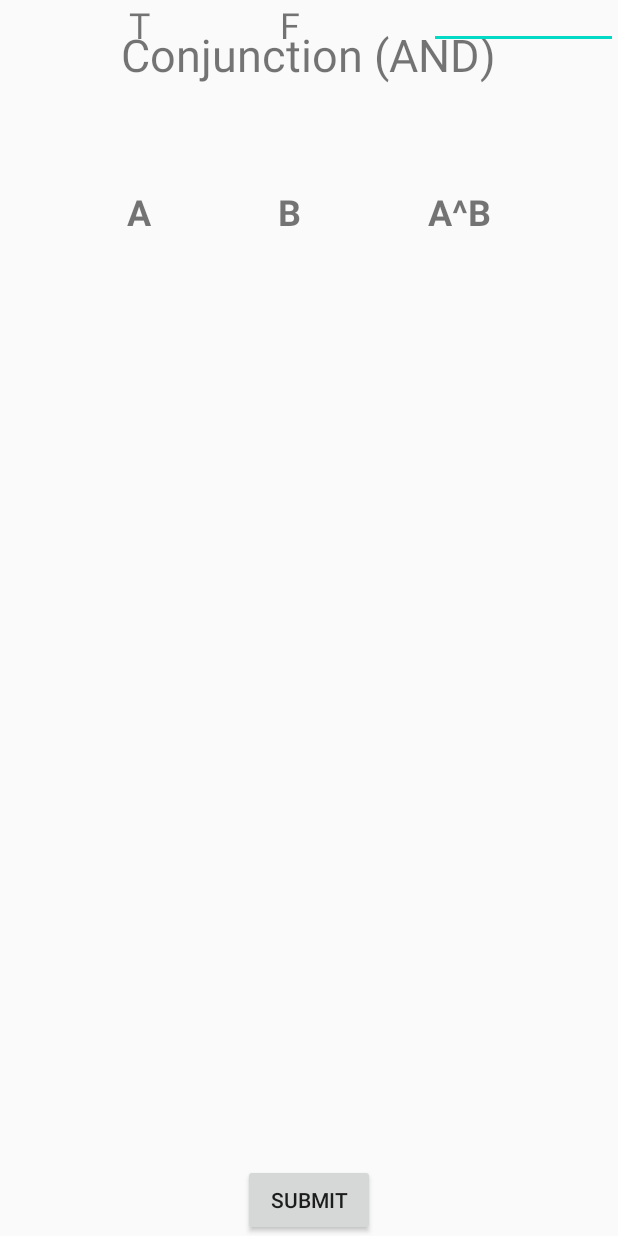
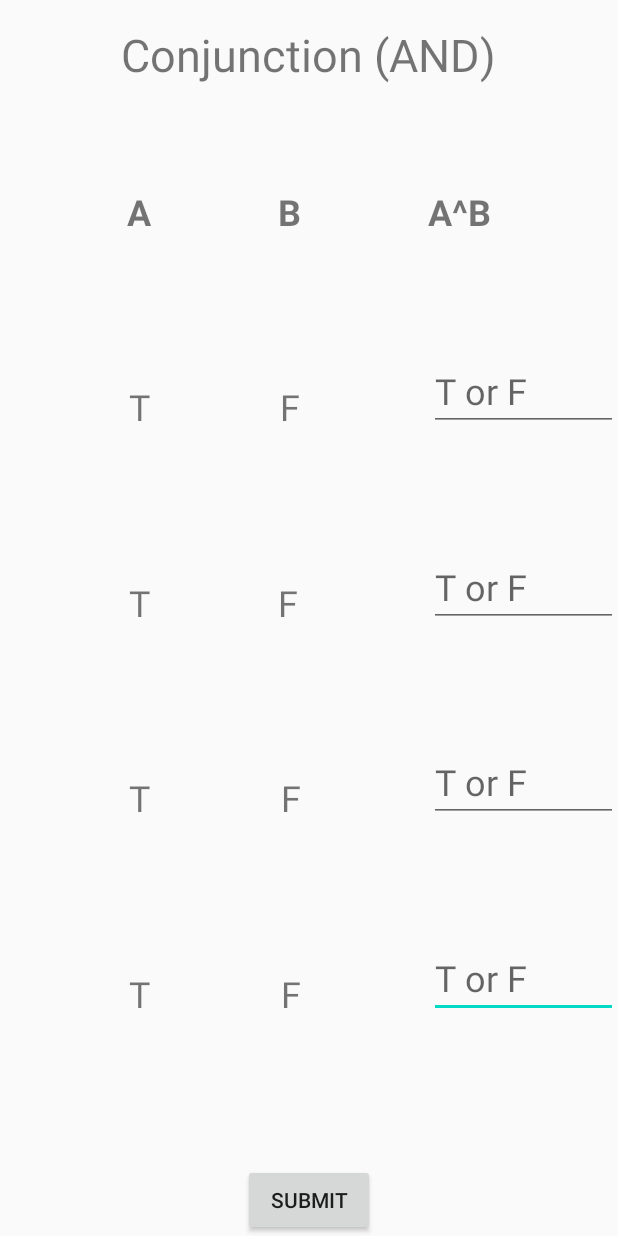
Before and after one commit to DenddyRizky/MadLevel1Task2, an Android app: the layout activity_conjunction.xml on its own in the app's theme, with its tools: preview values and no code run, on a phone screen of 412 x 824 dp. Run offline under Robolectric (Android 15) with nearby library versions, the phone set to English and light mode, and no system bars.

Commit message:
The layout is finished

```diff
--- a/app/src/main/java/com/example/madlevel1task2/ConjunctionActivity.kt
+++ b/app/src/main/java/com/example/madlevel1task2/ConjunctionActivity.kt
@@ -13,4 +13,6 @@ class ConjunctionActivity : AppCompatActivity() {
         binding = ActivityConjunctionBinding.inflate(layoutInflater)
         setContentView(binding.root)
     }
+
+
 }
--- a/app/src/main/res/layout/activity_conjunction.xml
+++ b/app/src/main/res/layout/activity_conjunction.xml
@@ -5,6 +5,105 @@
     android:layout_width="match_parent"
     android:layout_height="match_parent"
     tools:context=".ConjunctionActivity">
+
+    <TextView
+        android:id="@+id/tvTableB4"
+        android:layout_width="wrap_content"
+        android:layout_height="wrap_content"
+        android:text="@string/value_false"
+        android:textSize="24sp"
+        app:layout_constraintBottom_toTopOf="@+id/btSubmit"
+        app:layout_constraintEnd_toStartOf="@+id/etAnswer1"
+        app:layout_constraintHorizontal_bias="0.505"
+        app:layout_constraintStart_toEndOf="@+id/tvTableA1"
+        app:layout_constraintTop_toBottomOf="@+id/tvTableB3" />
+
+    <TextView
+        android:id="@+id/tvTableA4"
+        android:layout_width="wrap_content"
+        android:layout_height="wrap_content"
+        android:text="@string/value_true"
+        android:textSize="24sp"
+        app:layout_constraintBottom_toBottomOf="@+id/tvTableB4"
+        app:layout_constraintEnd_toStartOf="@+id/tvTableB1"
+        app:layout_constraintStart_toStartOf="parent" />
+
+    <EditText
+        android:id="@+id/etAnswer4"
+        android:layout_width="126dp"
+        android:layout_height="wrap_content"
+        android:ems="10"
+        android:hint="@string/text_hint"
+        android:inputType="textPersonName"
+        android:textSize="24sp"
+        app:layout_constraintBottom_toBottomOf="@+id/tvTableB4"
+        app:layout_constraintEnd_toEndOf="parent" />
+
+    <TextView
+        android:id="@+id/tvTableB3"
+        android:layout_width="wrap_content"
+        android:layout_height="wrap_content"
+        android:text="@string/value_false"
+        android:textSize="24sp"
+        app:layout_constraintBottom_toTopOf="@+id/tvTableB4"
+        app:layout_constraintEnd_toStartOf="@+id/etAnswer1"
+        app:layout_constraintHorizontal_bias="0.505"
+        app:layout_constraintStart_toEndOf="@+id/tvTableA1"
+        app:layout_constraintTop_toBottomOf="@+id/tvTableB2" />
+
+    <EditText
+        android:id="@+id/etAnswer3"
+        android:layout_width="126dp"
+        android:layout_height="wrap_content"
+        android:ems="10"
+        android:hint="@string/text_hint"
+        android:inputType="textPersonName"
+        android:textSize="24sp"
+        app:layout_constraintBottom_toBottomOf="@+id/tvTableB3"
+        app:layout_constraintEnd_toEndOf="parent" />
+
+    <TextView
+        android:id="@+id/tvTableA3"
+        android:layout_width="wrap_content"
+        android:layout_height="wrap_content"
+        android:text="@string/value_true"
+        android:textSize="24sp"
+        app:layout_constraintBottom_toBottomOf="@+id/tvTableB3"
+        app:layout_constraintEnd_toStartOf="@+id/tvTableB1"
+        app:layout_constraintStart_toStartOf="parent" />
+
+    <TextView
+        android:id="@+id/tvTableA2"
+        android:layout_width="wrap_content"
+        android:layout_height="wrap_content"
+        android:text="@string/value_true"
+        android:textSize="24sp"
+        app:layout_constraintBottom_toBottomOf="@+id/tvTableB2"
+        app:layout_constraintEnd_toStartOf="@+id/tvTableB1"
+        app:layout_constraintStart_toStartOf="parent" />
+
+    <TextView
+        android:id="@+id/tvTableB2"
+        android:layout_width="wrap_content"
+        android:layout_height="wrap_content"
+        android:text="@string/value_false"
+        android:textSize="24sp"
+        app:layout_constraintBottom_toTopOf="@+id/tvTableB3"
+        app:layout_constraintEnd_toStartOf="@+id/etAnswer1"
+        app:layout_constraintHorizontal_bias="0.494"
+        app:layout_constraintStart_toEndOf="@+id/tvTableA1"
+        app:layout_constraintTop_toBottomOf="@+id/tvTableB1" />
+
+    <EditText
+        android:id="@+id/etAnswer2"
+        android:layout_width="126dp"
+        android:layout_height="wrap_content"
+        android:ems="10"
+        android:hint="@string/text_hint"
+        android:inputType="textPersonName"
+        android:textSize="24sp"
+        app:layout_constraintBottom_toBottomOf="@+id/tvTableB2"
+        app:layout_constraintEnd_toEndOf="parent" />
 
     <TextView
         android:id="@+id/tvTableB"
@@ -78,15 +177,17 @@
         android:layout_height="wrap_content"
         android:text="@string/value_false"
         android:textSize="24sp"
+        app:layout_constraintBottom_toTopOf="@+id/tvTableB2"
         app:layout_constraintEnd_toStartOf="@+id/etAnswer1"
         app:layout_constraintStart_toEndOf="@+id/tvTableA1"
-        tools:layout_editor_absoluteY="198dp" />
+        app:layout_constraintTop_toBottomOf="@+id/tvTableB" />
 
     <EditText
         android:id="@+id/etAnswer1"
         android:layout_width="126dp"
         android:layout_height="wrap_content"
         android:ems="10"
+        android:hint="@string/text_hint"
         android:inputType="textPersonName"
         android:textSize="24sp"
         app:layout_constraintBottom_toBottomOf="@+id/tvTableB1"
--- a/app/src/main/res/values/strings.xml
+++ b/app/src/main/res/values/strings.xml
@@ -7,4 +7,5 @@
     <string name="table_answer_header">A^B</string>
     <string name="value_true">T</string>
     <string name="value_false">F</string>
+    <string name="text_hint">T or F</string>
 </resources>
```
